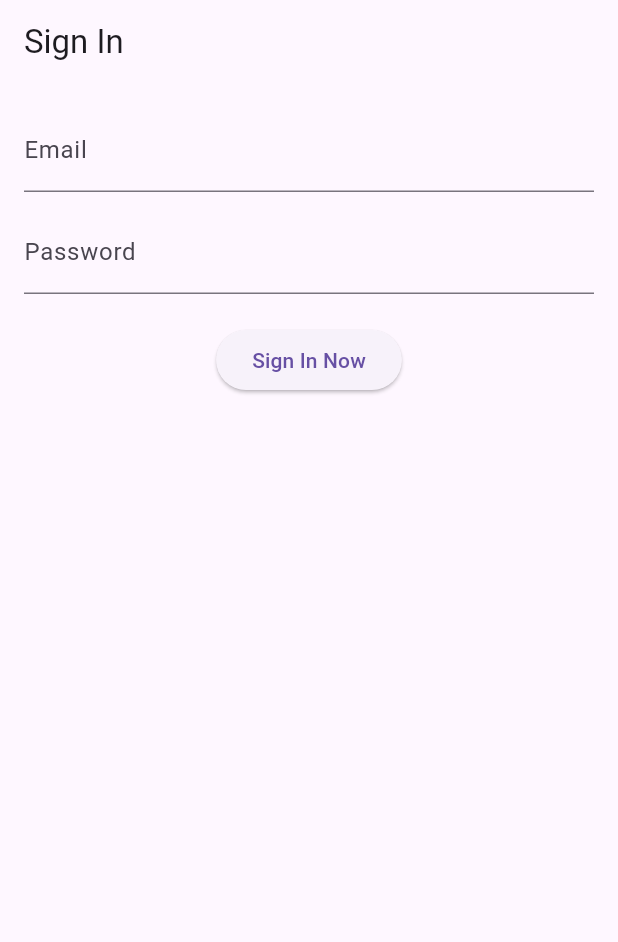
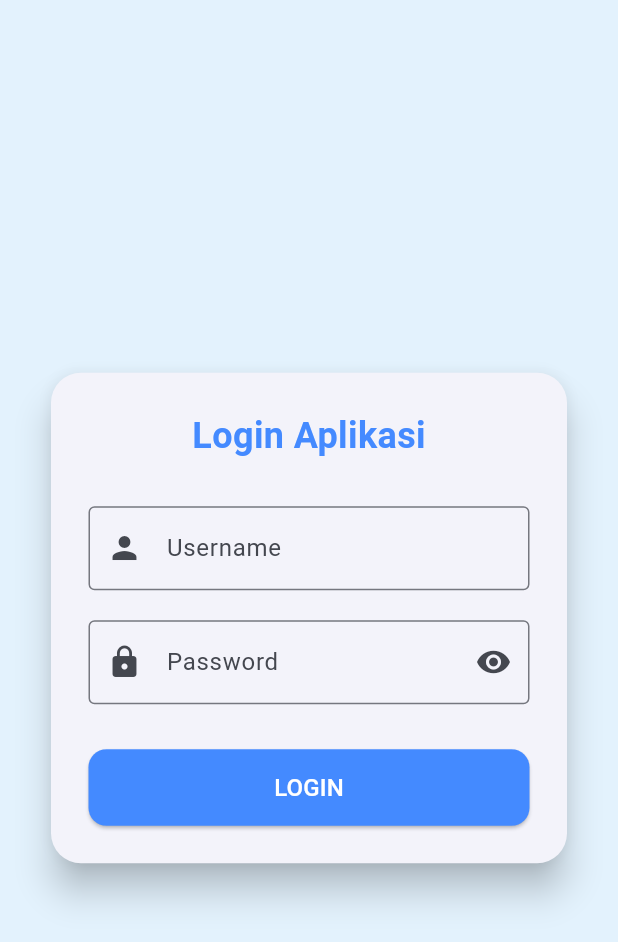
Before and after one commit to imamrifai8178/prak-mobilelanjut-2317051093, a Flutter app: the screen it shows after launch, on a phone screen of 412 x 824 dp. Shown: the top 942 px of the screen. Run offline on Flutter 3.47's test engine with Material 3 defaults, Android fonts, the phone set to English and light mode, and no system bars; our stand-ins replace image_picker.

Commit message:
Initial commit - Flutter Login Dashboard

```diff
--- /dev/null
+++ b/lib/login_page.dart
@@ -0,0 +1,139 @@
+import 'package:flutter/material.dart';
+
+class LoginPage extends StatefulWidget {
+  const LoginPage({super.key});
+
+  @override
+  State<LoginPage> createState() => _LoginPageState();
+}
+
+class _LoginPageState extends State<LoginPage> {
+  // Controller untuk input username dan password
+  final _usernameController = TextEditingController();
+  final _passwordController = TextEditingController();
+
+  // FormKey untuk validasi form
+  final _formKey = GlobalKey<FormState>();
+
+  bool _isObscure = true; // toggle show/hide password
+  bool _isLoading = false; // indikator loading tombol login
+
+  // Fungsi untuk login sederhana (tanpa database)
+  void _login() {
+    if (_formKey.currentState!.validate()) {
+      setState(() => _isLoading = true);
+
+      // Simulasi proses login 1 detik
+      Future.delayed(const Duration(seconds: 1), () {
+        setState(() => _isLoading = false);
+
+        // Cek username & password
+        if (_usernameController.text == "admin" &&
+            _passwordController.text == "12345") {
+          // Jika benar → pindah ke Dashboard
+          Navigator.pushReplacementNamed(context, '/dashboard');
+        } else {
+          // Jika salah → tampilkan pesan error
+          ScaffoldMessenger.of(context).showSnackBar(
+            const SnackBar(
+              content: Text("Username atau password salah!"),
+              backgroundColor: Colors.redAccent,
+            ),
+          );
+        }
+      });
+    }
+  }
+
+  @override
+  Widget build(BuildContext context) {
+    return Scaffold(
+      backgroundColor: Colors.blue[50],
+      body: Center(
+        child: SingleChildScrollView(
+          padding: const EdgeInsets.all(30),
+          child: Card(
+            elevation: 10,
+            shape: RoundedRectangleBorder(borderRadius: BorderRadius.circular(20)),
+            child: Padding(
+              padding: const EdgeInsets.all(25),
+              child: Form(
+                key: _formKey, // aktifkan validasi form
+                child: Column(
+                  mainAxisSize: MainAxisSize.min,
+                  children: [
+                    // Judul login
+                    const Text(
+                      "Login Aplikasi",
+                      style: TextStyle(
+                        fontSize: 24,
+                        fontWeight: FontWeight.bold,
+                        color: Colors.blueAccent,
+                      ),
+                    ),
+                    const SizedBox(height: 30),
+
+                    // Input Username
+                    TextFormField(
+                      controller: _usernameController,
+                      decoration: const InputDecoration(
+                        labelText: "Username",
+                        prefixIcon: Icon(Icons.person),
+                        border: OutlineInputBorder(),
+                      ),
+                      validator: (value) =>
+                          value!.isEmpty ? "Masukkan username" : null,
+                    ),
+                    const SizedBox(height: 20),
+
+                    // Input Password
+                    TextFormField(
+                      controller: _passwordController,
+                      obscureText: _isObscure,
+                      decoration: InputDecoration(
+                        labelText: "Password",
+                        prefixIcon: const Icon(Icons.lock),
+                        suffixIcon: IconButton(
+                          icon: Icon(_isObscure
+                              ? Icons.visibility
+                              : Icons.visibility_off),
+                          onPressed: () =>
+                              setState(() => _isObscure = !_isObscure),
+                        ),
+                        border: const OutlineInputBorder(),
+                      ),
+                      validator: (value) =>
+                          value!.isEmpty ? "Masukkan password" : null,
+                    ),
+                    const SizedBox(height: 30),
+
+                    // Tombol Login
+                    SizedBox(
+                      width: double.infinity,
+                      child: ElevatedButton(
+                        onPressed: _isLoading ? null : _login,
+                        style: ElevatedButton.styleFrom(
+                          backgroundColor: Colors.blueAccent,
+                          padding: const EdgeInsets.symmetric(vertical: 14),
+                          shape: RoundedRectangleBorder(
+                              borderRadius: BorderRadius.circular(12)),
+                        ),
+                        child: _isLoading
+                            ? const CircularProgressIndicator(color: Colors.white)
+                            : const Text(
+                                "LOGIN",
+                                style: TextStyle(
+                                    fontSize: 16, color: Colors.white),
+                              ),
+                      ),
+                    ),
+                  ],
+                ),
+              ),
+            ),
+          ),
+        ),
+      ),
+    );
+  }
+}
--- a/lib/main.dart
+++ b/lib/main.dart
@@ -1,23 +1,33 @@
-// lib/main.dart
 import 'package:flutter/material.dart';
-import 'screens/login_screen.dart';
-import 'screens/dashboard_screen.dart';
+import 'login_page.dart';
+import 'dashboard_page.dart';
+import 'product_list_page.dart';
+import 'profile_page.dart';
 
 void main() {
   runApp(const MyApp());
 }
 
+// Widget utama aplikasi
 class MyApp extends StatelessWidget {
   const MyApp({super.key});
+
   @override
   Widget build(BuildContext context) {
     return MaterialApp(
-      title: 'Prak MoLa - Pertemuan 5',
-      theme: ThemeData(primarySwatch: Colors.blue),
+      title: 'Aplikasi Dashboard Flutter',
+      debugShowCheckedModeBanner: false,
+      theme: ThemeData(
+        colorScheme: ColorScheme.fromSeed(seedColor: Colors.blueAccent),
+        useMaterial3: true,
+      ),
+      // Rute awal (halaman pertama)
       initialRoute: '/',
       routes: {
-        '/': (context) => const LoginScreen(),
-        '/dashboard': (context) => const DashboardScreen(),
+        '/': (context) => const LoginPage(),
+        '/dashboard': (context) => const DashboardPage(),
+        '/products': (context) => const ProductListPage(),
+        '/profile': (context) => const ProfilePage(),
       },
     );
   }
```
Also changed, not shown: lib/dashboard_page.dart (added, +55 -0 lines), lib/product_list_page.dart (added, +45 -0 lines), lib/profile_page.dart (added, +80 -0 lines), pubspec.yaml (+3 -4 lines), assets/images/imam.jpg (added), pubspec.lock, 1 other file.
